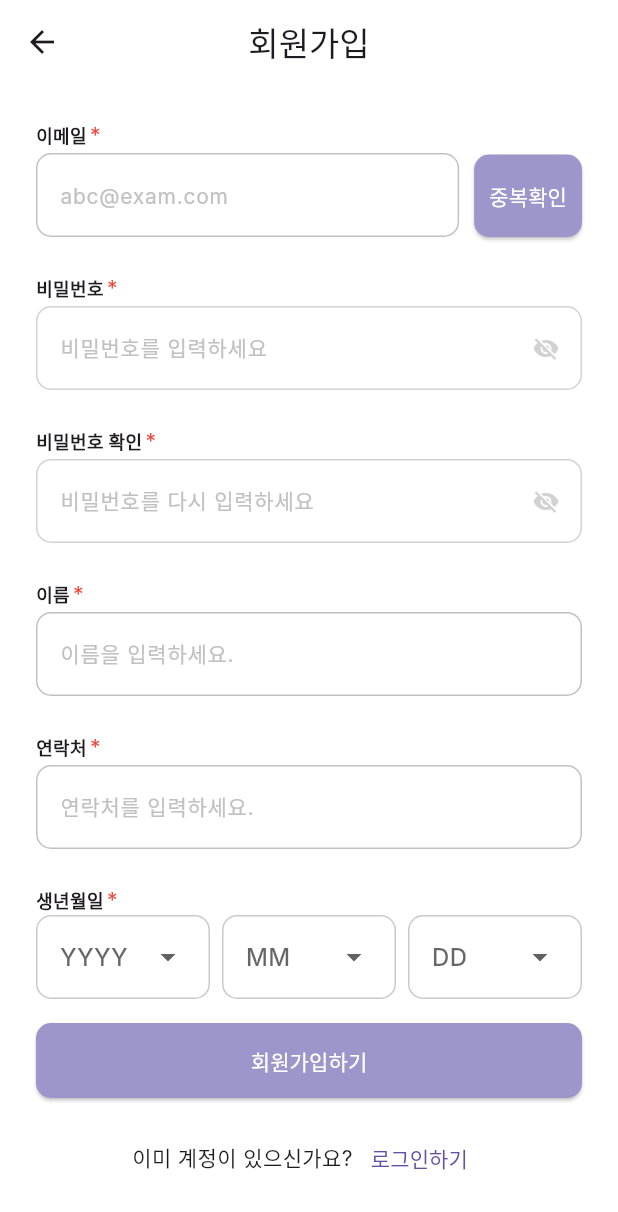
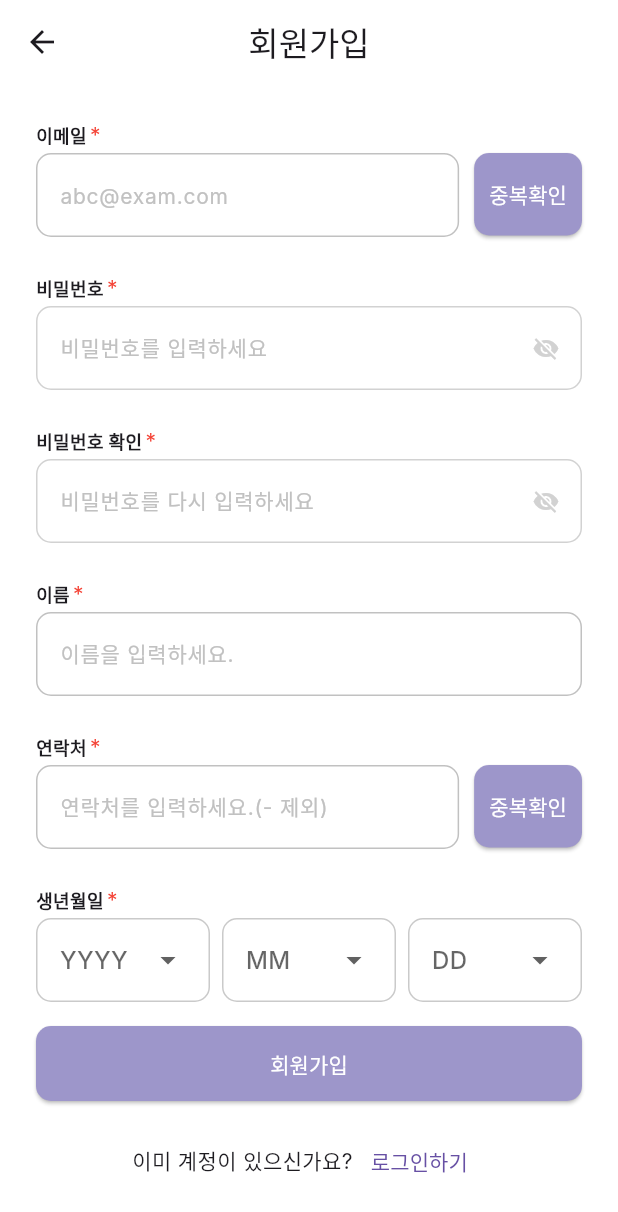
Before and after one commit to full-stack-bootcamp-final-team-project/meomulm-frontend, a Flutter app: the SignupScreen screen opened by its route, on a phone screen of 412 x 824 dp. Shown: the top 1212 px of the screen. Run offline on Flutter 3.47's test engine with Material 3 defaults, Android fonts, the phone set to English and light mode, and no system bars; our stand-ins replace dio, flutter_dotenv, flutter_svg, geolocator, go_router, shared_preferences and 1 more; missing offline and left inert: clipboard, kakao_map_sdk; accounts and stored records are empty; Roboto replaces fonts that are missing (Inter).

Commit message:
chore/update-signup-screen-add-regex

```diff
--- /dev/null
+++ b/lib/core/theme/app_label_style.dart
@@ -0,0 +1,42 @@
+import 'package:flutter/material.dart';
+
+class AppLabelStyle extends StatelessWidget{
+  final String? label;
+  final bool isRequired;
+
+  AppLabelStyle({
+    this.label,
+    this.isRequired = false,
+  });
+
+  @override
+  Widget build(BuildContext context) {
+    return Column(
+      crossAxisAlignment: CrossAxisAlignment.start,
+      children: [
+        if(label != null)
+          Row(
+            mainAxisSize: MainAxisSize.max,
+            children: [
+              Text(
+                label!,
+                style: const TextStyle(
+                  fontSize: 12,
+                  fontWeight: FontWeight.bold,
+                ),
+              ),
+              if (isRequired) ...[
+                const SizedBox(width: 2),
+                const Text(
+                  "*",
+                  style: TextStyle(color: Colors.red),
+                ),
+              ],
+            ],
+          ),
+
+        if (label != null) const SizedBox(height: 2),
+      ],
+    );
+  }
+}
--- a/lib/core/theme/app_text_styles.dart
+++ b/lib/core/theme/app_text_styles.dart
@@ -62,6 +62,12 @@ class AppTextStyles {
   );
 
   static const inputError = TextStyle(
+    fontSize: 12,
+    fontWeight: FontWeight.w400,
+    color: AppColors.error,
+  );
+
+  static const inputSuccess = TextStyle(
     fontSize: 12,
     fontWeight: FontWeight.w400,
     color: AppColors.error,
--- /dev/null
+++ b/lib/core/utils/regex.dart
@@ -0,0 +1,10 @@
+class Regex {
+  // 이메일 형식
+  static final email = RegExp(r'^[^\s@]+@[^\s@]+\.[^\s@]+$');
+  // 비밀번호 형식
+  static final password = RegExp(r'^[A-Za-z0-9!@#$%^&*(),.?":{}|<>_\-+=\[\]\\/~`]{8,16}$');
+  // 숫자 형식
+  static final number = RegExp(r'^[0-9]+$');
+  // 한글 ~ 영어 형식
+  static final name = RegExp(r'[^가-힣a-zA-Z]');
+}
--- a/lib/features/auth/data/datasources/auth_service.dart
+++ b/lib/features/auth/data/datasources/auth_service.dart
@@ -16,6 +16,7 @@ class AuthService {
     ),
   );
 
+  // 로그인
   static Future<LoginResponse> login(String userEmail, String userPassword) async {
     final loginRequest = LoginRequest(
       userEmail: userEmail,
@@ -42,6 +43,7 @@ class AuthService {
     }
   }
 
+  // 회원가입
   static Future<void> signup({
     required String userEmail,
     required String userPassword,
@@ -75,6 +77,7 @@ class AuthService {
     }
   }
 
+  // 아이디 중복 확인
 
 
 }
--- a/lib/features/auth/presentation/screens/signup_screen.dart
+++ b/lib/features/auth/presentation/screens/signup_screen.dart
@@ -1,7 +1,9 @@
 import 'package:flutter/material.dart';
 import 'package:go_router/go_router.dart';
 import 'package:meomulm_frontend/core/constants/app_constants.dart';
+import 'package:meomulm_frontend/core/theme/app_label_style.dart';
 import 'package:meomulm_frontend/core/theme/app_styles.dart';
+import 'package:meomulm_frontend/core/utils/regex.dart';
 import 'package:meomulm_frontend/core/widgets/input/text_field_widget.dart';
 import 'package:meomulm_frontend/features/auth/data/datasources/auth_service.dart';
 
@@ -17,15 +19,26 @@ class _SignupScreenState extends State<SignupScreen> {
   final TextEditingController _nameController = TextEditingController();
   final TextEditingController _emailController = TextEditingController();
   final TextEditingController _passwordController = TextEditingController();
-  final TextEditingController _checkPasswordController =
-  TextEditingController();
+  final TextEditingController _checkPasswordController = TextEditingController();
   final TextEditingController _phoneController = TextEditingController();
   final TextEditingController _birthController = TextEditingController();
+
+  void _updateBirthController() {
+    if (_selectYear.isNotEmpty &&
+        _selectMonth.isNotEmpty &&
+        _selectDay.isNotEmpty) {
+      _birthController.text =
+          '$_selectYear-${_selectMonth.padLeft(2, '0')}-${_selectDay.padLeft(2, '0')}';
+    }
+  }
 
   bool _obscurePassword = true;
   bool _isLoading = false;
 
-  final List<String> _year = List.generate(2020 - 1950 + 1, (i) => (1950 + i).toString());
+  final List<String> _year = List.generate(
+    2020 - 1950 + 1,
+    (i) => (1950 + i).toString(),
+  );
   final List<String> _month = List.generate(12, (i) => (i + 1).toString());
   final List<String> _day = List.generate(31, (i) => (i + 1).toString());
   String _selectYear = '';
@@ -43,24 +56,60 @@ class _SignupScreenState extends State<SignupScreen> {
     });
 
     try {
+      if (_emailController.text.isEmpty) {
+        ScaffoldMessenger.of(
+          context,
+        ).showSnackBar(SnackBar(content: Text("이메일은 필수 입력 사항입니다.")));
+        return;
+      }
+      if (_passwordController.text.isEmpty) {
+        ScaffoldMessenger.of(
+          context,
+        ).showSnackBar(SnackBar(content: Text("비밀빈호를 입력하세요.")));
+        return;
+      }
+      if (_checkPasswordController.text.isEmpty) {
+        ScaffoldMessenger.of(
+          context,
+        ).showSnackBar(SnackBar(content: Text("비밀빈호 확인을 입력하세요.")));
+        return;
+      }
+      if (_nameController.text.isEmpty) {
+        ScaffoldMessenger.of(
+          context,
+        ).showSnackBar(SnackBar(content: Text("이름은 필수 입력 사항입니다.")));
+        return;
+      }
+      if (_phoneController.text.isEmpty) {
+        ScaffoldMessenger.of(
+          context,
+        ).showSnackBar(SnackBar(content: Text("연락처는 필수 입력 사항입니다.")));
+        return;
+      }
+      if (_birthController.text.isEmpty) {
+        ScaffoldMessenger.of(
+          context,
+        ).showSnackBar(SnackBar(content: Text("생년월일은 필수 입력 사항입니다.")));
+        return;
+      }
       // 회원가입 요청
       final user = await AuthService.signup(
         userEmail: _emailController.text.trim(),
         userPassword: _passwordController.text.trim(),
         userName: _nameController.text.trim(),
-        userPhone: _phoneController.text
-            .trim()
-            .isNotEmpty
+        userPhone: _phoneController.text.trim().isNotEmpty
             ? _phoneController.text.trim()
             : null,
-        userBirth: _birthController.text
-            .trim()
-            .isNotEmpty
+        userBirth: _birthController.text.trim().isNotEmpty
             ? _birthController.text.trim()
             : null,
       );
 
       if (!mounted) return;
+
+      ScaffoldMessenger.of(
+        context,
+      ).showSnackBar(SnackBar(content: Text("회원가입이 완료되었습니다.")));
 
       // 회원가입 후 로그인 페이지로 이동
       context.go('/login');
@@ -84,7 +133,9 @@ class _SignupScreenState extends State<SignupScreen> {
     }
   }
 
-  void _checkEmail() {}
+  void _checkEmail() async {}
+
+  void _checkPhone() {}
 
   @override
   Widget build(BuildContext context) {
@@ -110,19 +161,30 @@ class _SignupScreenState extends State<SignupScreen> {
                 child: Column(
                   mainAxisAlignment: MainAxisAlignment.center,
                   children: [
+                    Column(
+                      children: [
                         // 이메일 입력 위젯
+                        AppLabelStyle(label: "이메일", isRequired: true),
                         Row(
-                      crossAxisAlignment: CrossAxisAlignment.end,
+                          crossAxisAlignment: CrossAxisAlignment.start,
                           children: [
                             Expanded(
                               child: TextFieldWidget(
-                            label: "이메일",
-                            isRequired: true,
                                 style: AppInputStyles.standard,
                                 controller: _emailController,
                                 decoration: AppInputDecorations.standard(
                                   hintText: "abc@exam.com",
                                 ),
+                                validator: (value) {
+                                  if (value == null || value.isEmpty)
+                                    return null;
+
+                                  if (!Regex.email.hasMatch(value)) {
+                                    return '유효하지 않은 이메일 형식입니다.';
+                                  } else {
+                                    return null;
+                                  }
+                                },
                               ),
                             ),
                             SizedBox(width: 10),
@@ -141,15 +203,17 @@ class _SignupScreenState extends State<SignupScreen> {
                             ),
                           ],
                         ),
+                      ],
+                    ),
                     SizedBox(height: AppSpacing.xl),
 
                     // 비밀번호 입력 위젯
+                    AppLabelStyle(label: "비밀번호", isRequired: true),
                     TextFieldWidget(
-                      label: "비밀번호",
-                      isRequired: true,
                       style: AppInputStyles.password,
                       controller: _passwordController,
                       obscureText: _obscurePassword,
+                      // successText:  ? "사용가능한 비밀번호 입니다." : null,
                       decoration: AppInputDecorations.password(
                         hintText: "비밀번호를 입력하세요",
                         obscureText: _obscurePassword,
@@ -159,13 +223,20 @@ class _SignupScreenState extends State<SignupScreen> {
                           });
                         },
                       ),
+                      validator: (value) {
+                        if (value == null || value.isEmpty) return null;
+
+                        if (!Regex.password.hasMatch(value)) {
+                          return '8~16자의 영문 대소문자, 숫자, 특수문자만 가능합니다.';
+                        }
+                        return null;
+                      },
                     ),
                     SizedBox(height: AppSpacing.xl),
 
                     // 비밀번호 확인 입력 위젯
+                    AppLabelStyle(label: "비밀번호 확인", isRequired: true),
                     TextFieldWidget(
-                      label: "비밀번호 확인",
-                      isRequired: true,
                       style: AppInputStyles.password,
                       controller: _checkPasswordController,
                       obscureText: _obscurePassword,
@@ -178,22 +249,32 @@ class _SignupScreenState extends State<SignupScreen> {
                           });
                         },
                       ),
+                      validator: (value) {
+                        if (value == null || value.isEmpty) return null;
+
+                        if (_passwordController.text !=
+                            _checkPasswordController.text) {
+                          return '비밀번호가 일치하지 않습니다.';
+                        }
+                        return null;
+                      },
                     ),
                     SizedBox(height: AppSpacing.xl),
 
                     // 이름 입력 위젯
+                    AppLabelStyle(label: "이름", isRequired: true),
                     TextFieldWidget(
-                      label: "이름",
-                      isRequired: true,
                       style: AppInputStyles.standard,
                       controller: _nameController,
                       decoration: AppInputDecorations.standard(
                         hintText: "이름을 입력하세요.",
                       ),
                       validator: (value) {
-                          if(RegExp(r'[0-9]').hasMatch(value!)){
+                        if (value == null || value.isEmpty) return null;
+
+                        if (Regex.number.hasMatch(value)) {
                           return '숫자는 입력할 수 없습니다.';
-                          } else if(RegExp(r'[^가-힣a-zA-Z]').hasMatch(value)){
+                        } else if (Regex.name.hasMatch(value)) {
                           return '이름은 영어와 한글만 가능합니다.';
                         } else {
                           return null;
@@ -203,35 +284,50 @@ class _SignupScreenState extends State<SignupScreen> {
                     SizedBox(height: AppSpacing.xl),
 
                     // 연락처 입력 위젯
-                    TextFieldWidget(
-                      label: "연락처",
-                      isRequired: true,
+                    AppLabelStyle(label: "연락처", isRequired: true),
+                    Row(
+                      crossAxisAlignment: CrossAxisAlignment.start,
+                      children: [
+                        Expanded(
+                          child: TextFieldWidget(
                             style: AppInputStyles.standard,
                             controller: _phoneController,
                             decoration: AppInputDecorations.standard(
-                        hintText: "연락처를 입력하세요.",
+                              hintText: "연락처를 입력하세요.(- 제외)",
                             ),
+                            validator: (value) {
+                              if (value == null || value.isEmpty) return null;
+
+                              if (!Regex.number.hasMatch(value)) {
+                                return '숫자만 입력 가능합니다.';
+                              } else if (value.length > 11) {
+                                return '전화번호는 11자리 이상일 수 없습니다.';
+                              } else {
+                                return null;
+                              }
+                            },
+                          ),
+                        ),
+                        SizedBox(width: 10),
+                        ElevatedButton(
+                          onPressed: () => _checkPhone,
+                          child: Text("중복확인"),
+                          style: ElevatedButton.styleFrom(
+                            minimumSize: Size(0, 55),
+                            padding: EdgeInsets.symmetric(horizontal: 10),
+                            shape: RoundedRectangleBorder(
+                              borderRadius: BorderRadius.circular(10.0),
+                            ),
+                            backgroundColor: AppColors.main,
+                            foregroundColor: AppColors.white,
+                          ),
+                        ),
+                      ],
                     ),
                     SizedBox(height: AppSpacing.xl),
 
-
                     // 생년 선택 위젯
-                    Row(
-                      children: [
-                        Text(
-                          "생년월일",
-                          style: const TextStyle(
-                            fontSize: 12,
-                            fontWeight: FontWeight.bold,
-                          ),
-                        ),
-                        const SizedBox(width: 2),
-                        const Text(
-                          "*",
-                          style: TextStyle(color: Colors.red),
-                        ),
-                      ],
-                    ),
+                    AppLabelStyle(label: "생년월일", isRequired: true),
                     Row(
                       children: [
                         Expanded(
@@ -239,7 +335,10 @@ class _SignupScreenState extends State<SignupScreen> {
                             hint: 'YYYY',
                             items: _year,
                             value: _selectYear.isEmpty ? null : _selectYear,
-                            onChanged: (y) => setState(() => _selectYear = y!),
+                            onChanged: (y) {
+                              setState(() => _selectYear = y!);
+                              _updateBirthController();
+                            },
                           ),
                         ),
                         const SizedBox(width: 8),
@@ -248,7 +347,10 @@ class _SignupScreenState extends State<SignupScreen> {
                             hint: 'MM',
                             items: _month,
                             value: _selectMonth.isEmpty ? null : _selectMonth,
-                            onChanged: (m) => setState(() => _selectMonth = m!),
+                            onChanged: (m) {
+                              setState(() => _selectMonth = m!);
+                              _updateBirthController();
+                            },
                           ),
                         ),
                         const SizedBox(width: 8),
@@ -257,7 +359,10 @@ class _SignupScreenState extends State<SignupScreen> {
                             hint: 'DD',
                             items: _day,
                             value: _selectDay.isEmpty ? null : _selectDay,
-                            onChanged: (d) => setState(() => _selectDay = d!),
+                            onChanged: (d) {
+                              setState(() => _selectDay = d!);
+                              _updateBirthController();
+                            },
                           ),
                         ),
                       ],
@@ -283,7 +388,7 @@ class _SignupScreenState extends State<SignupScreen> {
                                 color: Colors.white,
                                 strokeWidth: 2,
                               )
-                            : Text('회원가입하기'),
+                            : Text(ButtonLabels.signUp),
                       ),
                     ),
                     SizedBox(height: AppSpacing.lg),
```
Lines whose indentation alone changed are shown as unchanged.
